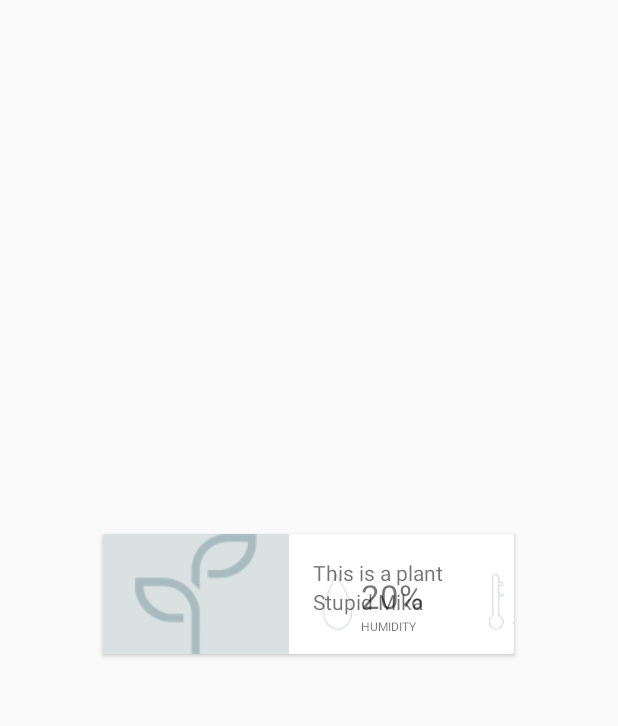
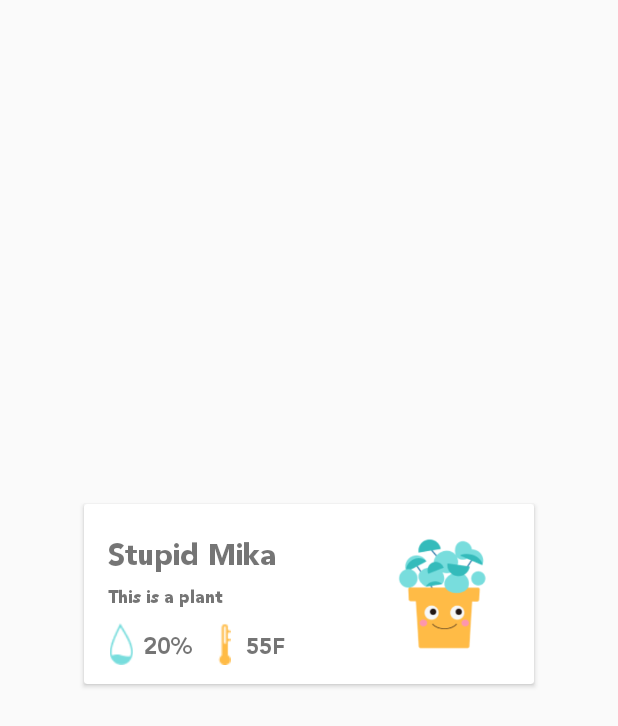
Before and after one commit to Yuzhuoran/Plantism, an Android app: the layout item_plant.xml on its own in the app's theme, with its tools: preview values and no code run, on a phone screen of 412 x 824 dp. Shown: the top 726 px of the screen. Run offline under Robolectric (Android 15) with nearby library versions, the light colour scheme and no system bars.

Commit message:
a whole new UI

```diff
--- a/app/src/main/java/com/waterme/plantism/Fragment/StatusFragment.java
+++ b/app/src/main/java/com/waterme/plantism/Fragment/StatusFragment.java
@@ -85,7 +85,6 @@ public class StatusFragment extends Fragment {
 
         //end fake
         ImageView imPlant = (ImageView) rootView.findViewById(R.id.im_status);
-        ImageView imWeather = (ImageView) rootView.findViewById(R.id.im_weather);
         ImageView imStatusSun = (ImageView) rootView.findViewById(R.id.im_status_sun);
         ImageView imStatusWater = (ImageView) rootView.findViewById(R.id.im_status_water);
         ImageView imStatusTemp = (ImageView) rootView.findViewById(R.id.im_status_temp);
--- a/app/src/main/res/layout/activity_login.xml
+++ b/app/src/main/res/layout/activity_login.xml
@@ -11,17 +11,20 @@
         android:layout_width="match_parent"
         android:layout_height="wrap_content">
 
-        <TextView
+        <ImageView
             android:id="@+id/tv_welcome"
-            android:layout_width="230dp"
-            android:layout_height="39dp"
-            android:layout_marginLeft="92dp"
-            android:layout_marginTop="71dp"
+            android:layout_width="200dp"
+            android:layout_height="140dp"
+            android:layout_marginEnd="4dp"
+            android:layout_marginLeft="44dp"
+            android:layout_marginTop="48dp"
             android:gravity="center"
+            android:src="@drawable/plantism"
             android:text="Welcome to Plantism"
             android:textAlignment="gravity"
             android:textColor="#4F4F4F"
             android:textSize="24sp"
+            app:layout_constraintEnd_toEndOf="parent"
             app:layout_constraintLeft_toLeftOf="parent"
             app:layout_constraintTop_toTopOf="parent"
             tools:fontFamily="@font/nunito_light" />
@@ -45,6 +48,8 @@
             android:id="@+id/et_input_email"
             android:layout_width="221dp"
             android:layout_height="40dp"
+            android:text="User Name"
+            android:textColor="@color/light_gray"
             app:layout_constraintTop_toTopOf="parent"
             app:layout_constraintLeft_toLeftOf="parent"
             android:layout_marginLeft="153dp"
--- a/app/src/main/res/layout/item_plant.xml
+++ b/app/src/main/res/layout/item_plant.xml
@@ -7,9 +7,9 @@
     android:layout_width="@dimen/card_width"
     android:layout_height="@dimen/card_height"
     android:layout_gravity="center"
-    android:layout_marginBottom="@dimen/md_keylines"
     android:layout_marginLeft="@dimen/md_keylines"
-    android:layout_marginRight="@dimen/md_keylines">
+    android:layout_marginRight="@dimen/md_keylines"
+    android:layout_marginBottom="16dp">
 
     <android.support.constraint.ConstraintLayout
         android:layout_width="match_parent"
@@ -17,102 +17,95 @@
 
         <View
             android:id="@+id/v_plant_bg"
-            android:layout_width="124dp"
-            android:layout_height="match_parent"
-            android:background="@color/cardPlantBackground"/>
-        <ImageView
-            android:id="@+id/im_plant_home"
-            android:layout_width="wrap_content"
-            android:layout_height="wrap_content"
+            android:layout_width="85dp"
+            android:layout_height="85dp"
             android:layout_marginBottom="8dp"
             android:layout_marginEnd="8dp"
             android:layout_marginStart="8dp"
             android:layout_marginTop="8dp"
-            android:src="@drawable/plant_home"
+            android:background="@color/white"
+            app:layout_constraintBottom_toBottomOf="parent"
+            app:layout_constraintEnd_toEndOf="parent"
+            app:layout_constraintHorizontal_bias="0.959"
+            app:layout_constraintStart_toStartOf="parent"
+            app:layout_constraintTop_toTopOf="parent"
+            app:layout_constraintVertical_bias="0.526" />
+
+        <ImageView
+            android:id="@+id/im_plant_home"
+            android:layout_width="100dp"
+            android:layout_height="100dp"
+            android:layout_marginBottom="8dp"
+            android:layout_marginEnd="8dp"
+            android:layout_marginStart="8dp"
+            android:layout_marginTop="8dp"
+            android:src="@drawable/plant2"
             app:layout_constraintBottom_toBottomOf="@+id/v_plant_bg"
             app:layout_constraintEnd_toEndOf="@id/v_plant_bg"
+            app:layout_constraintHorizontal_bias="0.555"
             app:layout_constraintStart_toStartOf="@+id/v_plant_bg"
             app:layout_constraintTop_toTopOf="@+id/v_plant_bg" />
 
         <ImageView
             android:id="@+id/im_hm_indicator"
-            android:layout_width="wrap_content"
-            android:layout_height="wrap_content"
-            android:layout_marginBottom="16dp"
-            android:layout_marginEnd="6dp"
-            android:src="@drawable/humidity"
-            app:layout_constraintBottom_toBottomOf="@+id/v_plant_bg"
-            app:layout_constraintEnd_toStartOf="@+id/tv_plant_hm" />
+            android:layout_width="18dp"
+            android:layout_height="28dp"
+            android:layout_marginTop="8dp"
+            android:src="@drawable/humidity1"
+            app:layout_constraintStart_toStartOf="@+id/tv_plant_category"
+            app:layout_constraintTop_toBottomOf="@+id/tv_plant_category" />
 
         <ImageView
             android:id="@+id/im_tp_indicator"
-            android:layout_width="wrap_content"
-            android:layout_height="wrap_content"
-            android:layout_marginBottom="16dp"
-            android:layout_marginEnd="6dp"
-            android:src="@drawable/temperature"
-            app:layout_constraintBottom_toBottomOf="@+id/v_plant_bg"
-            app:layout_constraintEnd_toStartOf="@+id/tv_plant_tp" />
+            android:layout_width="18dp"
+            android:layout_height="28dp"
+            android:layout_marginStart="12dp"
+            android:src="@drawable/temperature1"
+            app:layout_constraintStart_toEndOf="@+id/tv_plant_hm"
+            app:layout_constraintTop_toTopOf="@+id/im_hm_indicator" />
 
-        <TextView
+        <com.waterme.plantism.model.MyTextView
             android:id="@+id/tv_plant_category"
+            android:layout_width="100dp"
+            android:layout_height="20dp"
+            android:layout_marginTop="1dp"
+            android:text="This is a plant"
+            android:textSize="@dimen/smalltext"
+            app:layout_constraintStart_toStartOf="@+id/tv_plant_myName"
+            app:layout_constraintTop_toBottomOf="@+id/tv_plant_myName" />
+
+        <com.waterme.plantism.model.MyTextView
+            android:id="@+id/tv_plant_myName"
             android:layout_width="wrap_content"
             android:layout_height="wrap_content"
             android:layout_marginStart="16dp"
             android:layout_marginTop="16dp"
-            android:text="This is a plant"
-            app:layout_constraintStart_toEndOf="@+id/v_plant_bg"
-            app:layout_constraintTop_toTopOf="@+id/v_plant_bg" />
+            android:text="Stupid Mika"
+            android:textSize="@dimen/subtitletext"
+            app:layout_constraintStart_toStartOf="parent"
+            app:layout_constraintTop_toTopOf="parent" />
 
-        <TextView
-            android:id="@+id/tv_plant_myName"
-            android:layout_width="wrap_content"
-            android:layout_height="wrap_content"
-            android:layout_marginStart="16dp"
-            android:text="Stupid Mika"
-            app:layout_constraintStart_toEndOf="@+id/v_plant_bg"
-            app:layout_constraintTop_toBottomOf="@+id/tv_plant_category" />
-
-        <TextView
+        <com.waterme.plantism.model.MyTextView
             android:id="@+id/tv_plant_hm"
             android:layout_width="wrap_content"
             android:layout_height="wrap_content"
-            android:layout_marginBottom="24dp"
-            android:layout_marginStart="48dp"
-            android:textSize="22sp"
+            android:layout_marginStart="5dp"
+            android:layout_marginTop="2dp"
             android:text="20%"
-            app:layout_constraintBottom_toBottomOf="@+id/v_plant_bg"
-            app:layout_constraintStart_toEndOf="@+id/v_plant_bg" />
+            android:textSize="15sp"
+            app:layout_constraintStart_toEndOf="@+id/im_hm_indicator"
+            app:layout_constraintTop_toTopOf="@+id/im_hm_indicator" />
 
-        <TextView
+        <com.waterme.plantism.model.MyTextView
             android:id="@+id/tv_plant_tp"
             android:layout_width="wrap_content"
             android:layout_height="wrap_content"
-            android:layout_marginBottom="24dp"
-            android:layout_marginStart="60dp"
+            android:layout_marginStart="5dp"
+            android:layout_marginTop="2dp"
             android:text="55F"
-            android:textSize="22sp"
-            app:layout_constraintBottom_toBottomOf="@+id/v_plant_bg"
-            app:layout_constraintStart_toEndOf="@+id/tv_plant_hm" />
-
-        <TextView
-            android:id="@+id/tv_hm_indicator"
-            android:layout_width="wrap_content"
-            android:layout_height="wrap_content"
-            android:text="HUMIDITY"
-            android:textSize="8sp"
-            app:layout_constraintStart_toStartOf="@+id/tv_plant_hm"
-            app:layout_constraintTop_toBottomOf="@id/tv_plant_hm" />
-
-        <TextView
-            android:id="@+id/tv_tp_indicator"
-            android:layout_width="wrap_content"
-            android:layout_height="wrap_content"
-            android:text="TEMPERATURE"
-            android:textSize="8sp"
-            app:layout_constraintStart_toStartOf="@+id/tv_plant_tp"
-            app:layout_constraintTop_toBottomOf="@id/tv_plant_tp" />
-
+            android:textSize="15sp"
+            app:layout_constraintStart_toEndOf="@+id/im_tp_indicator"
+            app:layout_constraintTop_toTopOf="@+id/im_tp_indicator" />
     </android.support.constraint.ConstraintLayout>
 
 
--- a/app/src/main/res/values/dimens.xml
+++ b/app/src/main/res/values/dimens.xml
@@ -5,8 +5,8 @@
     <dimen name="fab_margin">16dp</dimen>
     <dimen name="navheader_height">222dp</dimen>
     <dimen name="md_keylines">16dp</dimen>
-    <dimen name="card_height">80dp</dimen>
-    <dimen name="card_width">274dp</dimen>
+    <dimen name="card_height">120dp</dimen>
+    <dimen name="card_width">300dp</dimen>
     <dimen name="titletext">30sp</dimen>
     <dimen name="buttontext">22sp</dimen>
     <dimen name="plaintext">15sp</dimen>
```
Also changed, not shown: app/src/main/res/drawable/Group 3.png (added), app/src/main/res/drawable/humidity1.png (added), app/src/main/res/drawable/plantism.png (added), app/src/main/res/drawable/temperature1.png (added).
